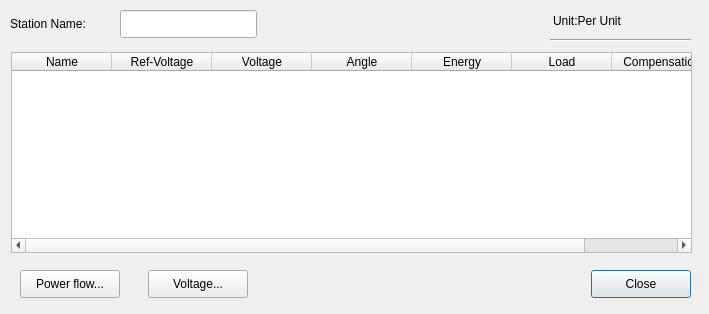
fzlgejiao/PowerTool, file GSCD/stationparameterdialog.ui: the form before one commit.
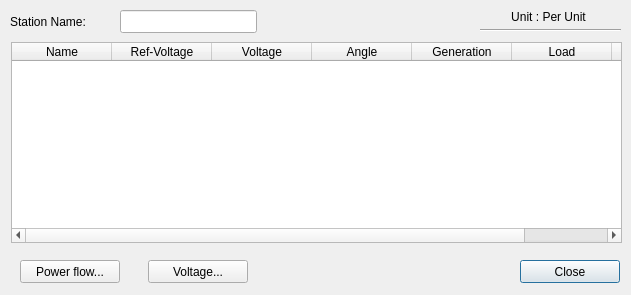
The form after the commit.

What changed in the file:
```diff
--- a/GSCD/stationparameterdialog.ui
+++ b/GSCD/stationparameterdialog.ui
@@ -6,8 +6,8 @@
    <rect>
     <x>0</x>
     <y>0</y>
-    <width>709</width>
-    <height>314</height>
+    <width>631</width>
+    <height>295</height>
    </rect>
   </property>
   <property name="windowTitle">
@@ -16,21 +16,24 @@
   <widget class="QLabel" name="label_2">
    <property name="geometry">
     <rect>
-     <x>553</x>
-     <y>10</y>
-     <width>121</width>
+     <x>483</x>
+     <y>6</y>
+     <width>131</width>
      <height>22</height>
     </rect>
    </property>
    <property name="text">
-    <string>Unit:Per Unit</string>
+    <string>Unit : Per Unit</string>
+   </property>
+   <property name="alignment">
+    <set>Qt::AlignCenter</set>
    </property>
   </widget>
   <widget class="Line" name="line">
    <property name="geometry">
     <rect>
-     <x>550</x>
-     <y>30</y>
+     <x>480</x>
+     <y>20</y>
      <width>141</width>
      <height>20</height>
     </rect>
@@ -43,8 +46,8 @@
    <property name="geometry">
     <rect>
      <x>11</x>
-     <y>52</y>
-     <width>681</width>
+     <y>42</y>
+     <width>611</width>
      <height>201</height>
     </rect>
    </property>
@@ -70,7 +73,7 @@
    </column>
    <column>
     <property name="text">
-     <string>Energy</string>
+     <string>Generation</string>
     </property>
    </column>
    <column>
@@ -87,10 +90,10 @@
   <widget class="QPushButton" name="pushButton_OK">
    <property name="geometry">
     <rect>
-     <x>591</x>
-     <y>270</y>
+     <x>520</x>
+     <y>260</y>
      <width>100</width>
-     <height>28</height>
+     <height>23</height>
     </rect>
    </property>
    <property name="text">
@@ -101,9 +104,9 @@
    <property name="geometry">
     <rect>
      <x>10</x>
-     <y>14</y>
+     <y>10</y>
      <width>101</width>
-     <height>19</height>
+     <height>23</height>
     </rect>
    </property>
    <property name="text">
@@ -116,7 +119,7 @@
      <x>120</x>
      <y>10</y>
      <width>137</width>
-     <height>28</height>
+     <height>23</height>
     </rect>
    </property>
   </widget>
@@ -124,9 +127,9 @@
    <property name="geometry">
     <rect>
      <x>148</x>
-     <y>270</y>
+     <y>260</y>
      <width>100</width>
-     <height>28</height>
+     <height>23</height>
     </rect>
    </property>
    <property name="text">
@@ -137,9 +140,9 @@
    <property name="geometry">
     <rect>
      <x>20</x>
-     <y>270</y>
+     <y>260</y>
      <width>100</width>
-     <height>28</height>
+     <height>23</height>
     </rect>
    </property>
    <property name="text">
```
